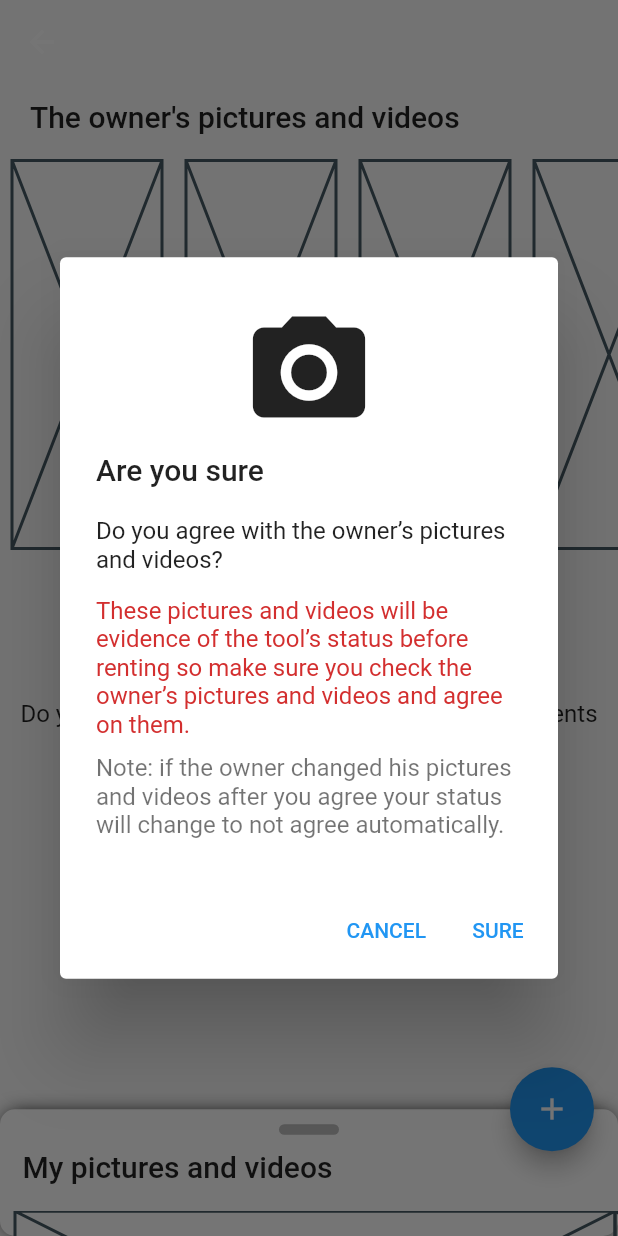
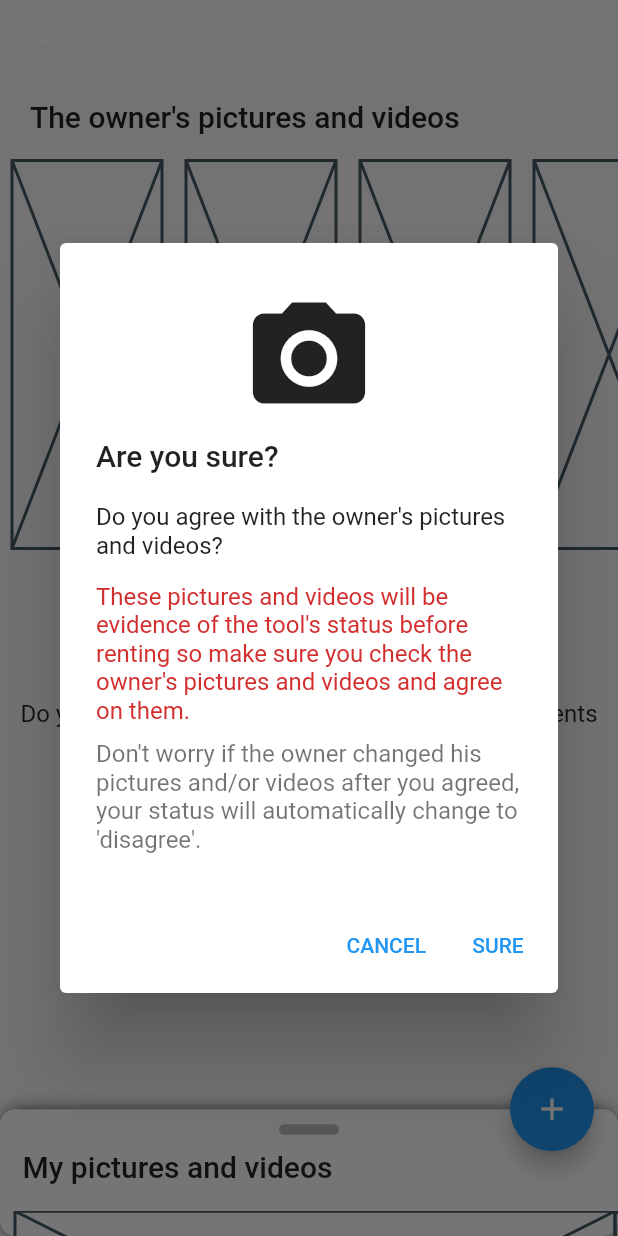
Before and after one commit to ElforL/rentool, a Flutter app: the DeliverMeetingPicsContainer screen opened directly with empty values, after a tap on "AGREE", on a phone screen of 412 x 824 dp. Run offline on Flutter 3.47's test engine with Material 2 defaults, Android fonts, the phone set to English and light mode, and no system bars; our stand-ins replace cloud_firestore, device_info_plus, file_picker, firebase_auth, firebase_core, firebase_messaging and 4 more; missing offline and left inert: flutter_facebook_auth, rentool_sdk; accounts and stored records are empty; generated files the repository leaves out were written again.

Commit message:
🔤 localized confirm dialog in `DeliverMeetingPicsContainer`

```diff
--- a/lib/localization/app_ar.arb
+++ b/lib/localization/app_ar.arb
@@ -95,5 +95,10 @@
     "the_role_pics_n_vids": "صور وفيديوهات {role, select, owner{المالك} renter{المستأجر} other{الشخص الآخر}}",
     "my_pics_and_vids": "صوري وفيديوهاتي",
 
+    "areYouSure": "هل انت متأكد؟",
+    "deliverMeet_pics_confirm_body": "هل تتفق مع صور وفيديوهات {role, select, owner{المالك} renter{المستأجر} other{الطرف الآخر}}؟",
+    "deliverMeet_pics_confirm_important": "هذه الصور والفيديوهات ستكون دليل على حالة الأداة قبل التأجير، لذا احرص على مراجعة صور وفيدوهات {role, select, owner{المالك} renter{المستأجر} other{الطرف الآخر}} والاتفاق عليها",
+    "deliverMeet_pics_confirm_note": ".لا تقلق، اذا غير {role, select, owner{المالك} renter{المستأجر} other{الطرف الآخر}} اي من الصور او الفيديوهات فستتغير حالتك إلى ’غير موافق’ تلقائياً",
+
     "someLocalizedString": "متغير تجريبي - {argument}"
 }
--- a/lib/screens/meetings_screens/deliver_meeting_pics_screen.dart
+++ b/lib/screens/meetings_screens/deliver_meeting_pics_screen.dart
@@ -99,12 +99,10 @@ class DeliverMeetingPicsContainer extends StatelessWidget {
       context: context,
       builder: (context) => IconAlertDialog(
         icon: Icons.camera_alt,
-        titleText: 'Are you sure',
-        bodyText: 'Do you agree with the owner’s pictures and videos?',
-        importantText:
-            'These pictures and videos will be evidence of the tool’s status before renting so make sure you check the owner’s pictures and videos and agree on them.',
-        noteText:
-            'Note: if the owner changed his pictures and videos after you agree your status will change to not agree automatically.',
+        titleText: AppLocalizations.of(context)!.areYouSure,
+        bodyText: AppLocalizations.of(context)!.deliverMeet_pics_confirm_body(otherUserRole),
+        importantText: AppLocalizations.of(context)!.deliverMeet_pics_confirm_important(otherUserRole),
+        noteText: AppLocalizations.of(context)!.deliverMeet_pics_confirm_note(otherUserRole),
         actions: [
           TextButton(
             child: Text(AppLocalizations.of(context)!.cancel.toUpperCase()),
```
Also changed, not shown: lib/localization/app_en.arb (+20 -0 lines), lib/screens/deliver_meet_screen.dart (+0 -18 lines).
